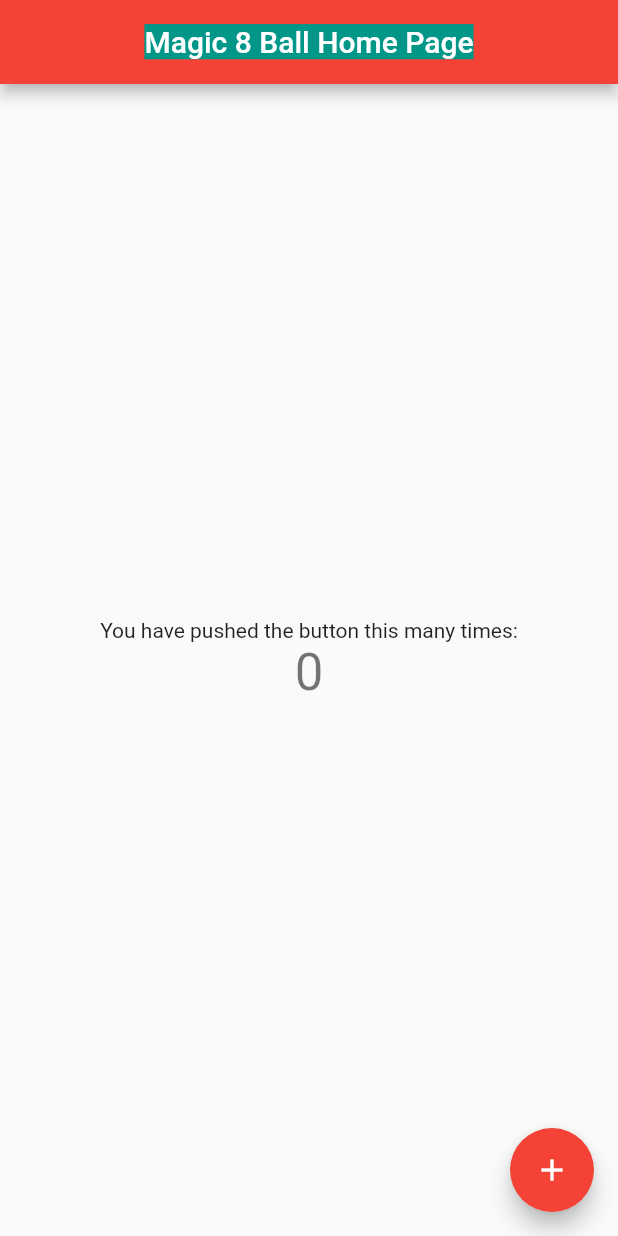
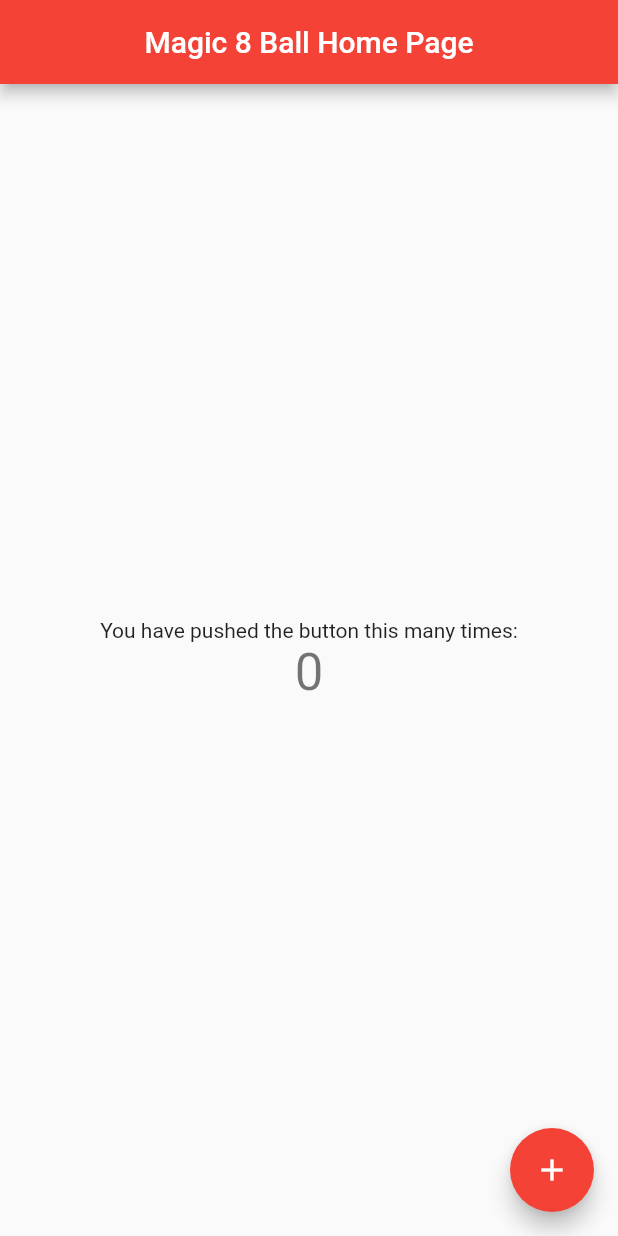
Before and after one commit to JAM5BOCsAdi/magic_8_ball_finish, a Flutter app: the screen it shows after launch, on a phone screen of 412 x 824 dp. Run offline on Flutter 3.47's test engine with Material 2 defaults, Android fonts, the phone set to English and light mode, and no system bars.

Commit message:
Back as Base

```diff
--- a/lib/main.dart
+++ b/lib/main.dart
@@ -46,12 +46,7 @@ class _BallHomePageState extends State<BallHomePage> {
     return Scaffold(
       appBar: AppBar(
         title: Center(
-          child: Text(
-            widget.title,
-            style: const TextStyle(
-              backgroundColor: Colors.teal,
-            ),
-          ),
+          child: Text(widget.title),
         ),
       ),
       body: Center(
```
